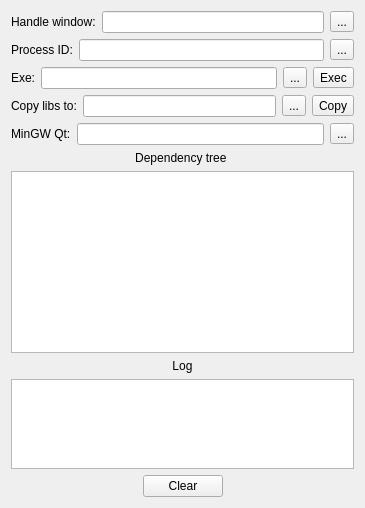
HardArchive/DLLCollector_recode, file mainwindow.ui: the form before one commit.
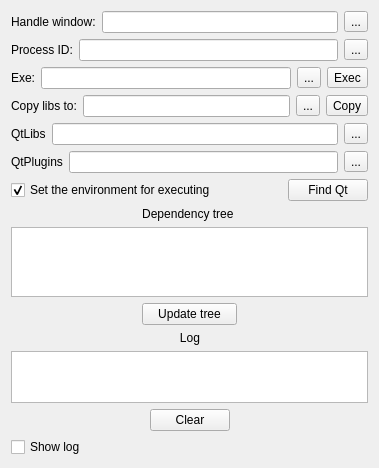
The form after the commit.

The edit to the form file:
```diff
--- a/mainwindow.ui
+++ b/mainwindow.ui
@@ -6,8 +6,8 @@
    <rect>
     <x>0</x>
     <y>0</y>
-    <width>365</width>
-    <height>508</height>
+    <width>379</width>
+    <height>463</height>
    </rect>
   </property>
   <property name="acceptDrops">
@@ -17,108 +17,90 @@
    <string>DLLCollector_recode 1.0</string>
   </property>
   <widget class="QWidget" name="centralWidget">
-   <layout class="QGridLayout" name="gridLayout_5">
-    <item row="2" column="0" colspan="3">
-     <widget class="QTreeWidget" name="treeWidget">
-      <property name="editTriggers">
-       <set>QAbstractItemView::NoEditTriggers</set>
-      </property>
-      <property name="columnCount">
-       <number>1</number>
-      </property>
-      <attribute name="headerVisible">
-       <bool>false</bool>
-      </attribute>
-      <column>
-       <property name="text">
-        <string notr="true">1</string>
-       </property>
-      </column>
-     </widget>
-    </item>
-    <item row="6" column="2">
-     <spacer name="horizontalSpacer">
-      <property name="orientation">
-       <enum>Qt::Horizontal</enum>
-      </property>
-      <property name="sizeHint" stdset="0">
+   <layout class="QGridLayout" name="gridLayout_2">
+    <item row="7" column="0">
+     <widget class="QWidget" name="widget_Log" native="true">
+      <property name="minimumSize">
        <size>
-        <width>40</width>
-        <height>20</height>
-       </size>
-      </property>
-     </spacer>
-    </item>
-    <item row="6" column="0">
-     <spacer name="horizontalSpacer_2">
-      <property name="orientation">
-       <enum>Qt::Horizontal</enum>
-      </property>
-      <property name="sizeHint" stdset="0">
-       <size>
-        <width>40</width>
-        <height>20</height>
-       </size>
-      </property>
-     </spacer>
-    </item>
-    <item row="6" column="1">
-     <widget class="QPushButton" name="pushButton_ClearLog">
-      <property name="text">
-       <string>Clear</string>
-      </property>
-     </widget>
-    </item>
-    <item row="5" column="0" colspan="3">
-     <widget class="QListWidget" name="listWidget_Log">
-      <property name="maximumSize">
-       <size>
-        <width>16777215</width>
+        <width>0</width>
         <height>100</height>
        </size>
       </property>
-      <property name="editTriggers">
-       <set>QAbstractItemView::NoEditTriggers</set>
-      </property>
+      <layout class="QGridLayout" name="gridLayout_4">
+       <property name="leftMargin">
+        <number>0</number>
+       </property>
+       <property name="topMargin">
+        <number>0</number>
+       </property>
+       <property name="rightMargin">
+        <number>0</number>
+       </property>
+       <property name="bottomMargin">
+        <number>0</number>
+       </property>
+       <property name="spacing">
+        <number>0</number>
+       </property>
+       <item row="0" column="0">
+        <layout class="QGridLayout" name="lay_Log">
+         <item row="0" column="1">
+          <widget class="QLabel" name="label_Log">
+           <property name="text">
+            <string>Log</string>
+           </property>
+           <property name="alignment">
+            <set>Qt::AlignCenter</set>
+           </property>
+          </widget>
+         </item>
+         <item row="1" column="0" colspan="3">
+          <widget class="QListWidget" name="listWidget_Log">
+           <property name="editTriggers">
+            <set>QAbstractItemView::NoEditTriggers</set>
+           </property>
+          </widget>
+         </item>
+         <item row="2" column="0">
+          <spacer name="horizontalSpacer">
+           <property name="orientation">
+            <enum>Qt::Horizontal</enum>
+           </property>
+           <property name="sizeHint" stdset="0">
+            <size>
+             <width>40</width>
+             <height>20</height>
+            </size>
+           </property>
+          </spacer>
+         </item>
+         <item row="2" column="1">
+          <widget class="QPushButton" name="pushButton_ClearLog">
+           <property name="text">
+            <string>Clear</string>
+           </property>
+          </widget>
+         </item>
+         <item row="2" column="2">
+          <spacer name="horizontalSpacer_2">
+           <property name="orientation">
+            <enum>Qt::Horizontal</enum>
+           </property>
+           <property name="sizeHint" stdset="0">
+            <size>
+             <width>40</width>
+             <height>20</height>
+            </size>
+           </property>
+          </spacer>
+         </item>
+        </layout>
+       </item>
+      </layout>
      </widget>
     </item>
-    <item row="1" column="0" colspan="3">
-     <widget class="QLabel" name="label_Dependency">
-      <property name="text">
-       <string>Dependency tree </string>
-      </property>
-      <property name="alignment">
-       <set>Qt::AlignCenter</set>
-      </property>
-     </widget>
-    </item>
-    <item row="0" column="0" colspan="3">
-     <layout class="QGridLayout" name="gridLayout_4">
-      <item row="4" column="0">
-       <layout class="QGridLayout" name="lay_mingwQt">
-        <item row="0" column="0">
-         <widget class="QLabel" name="label_Qt">
-          <property name="text">
-           <string>&lt;html&gt;&lt;head/&gt;&lt;body&gt;&lt;p&gt;MinGW Qt:&lt;/p&gt;&lt;/body&gt;&lt;/html&gt;</string>
-          </property>
-         </widget>
-        </item>
-        <item row="0" column="1">
-         <widget class="QLineEdit" name="lineEdit_Qt">
-          <property name="readOnly">
-           <bool>true</bool>
-          </property>
-         </widget>
-        </item>
-        <item row="0" column="2">
-         <widget class="QToolButton" name="toolButton_Qt">
-          <property name="text">
-           <string>...</string>
-          </property>
-         </widget>
-        </item>
-       </layout>
-      </item>
+    <item row="0" column="0">
+     <layout class="QGridLayout" name="gridLayout">
       <item row="0" column="0">
        <layout class="QGridLayout" name="lay_HWnd">
         <item row="0" column="0">
@@ -150,6 +132,31 @@
         </item>
        </layout>
       </item>
+      <item row="1" column="0">
+       <layout class="QGridLayout" name="lay_PID">
+        <item row="0" column="0">
+         <widget class="QLabel" name="label_PID">
+          <property name="text">
+           <string>&lt;html&gt;&lt;head/&gt;&lt;body&gt;&lt;p&gt;Process ID:&lt;/p&gt;&lt;/body&gt;&lt;/html&gt;</string>
+          </property>
+         </widget>
+        </item>
+        <item row="0" column="1">
+         <widget class="QLineEdit" name="lineEdit_PID">
+          <property name="readOnly">
+           <bool>true</bool>
+          </property>
+         </widget>
+        </item>
+        <item row="0" column="2">
+         <widget class="QToolButton" name="toolButton_PID">
+          <property name="text">
+           <string>...</string>
+          </property>
+         </widget>
+        </item>
+       </layout>
+      </item>
       <item row="2" column="0">
        <layout class="QGridLayout" name="lay_Exe">
         <item row="0" column="1">
@@ -182,31 +189,6 @@
         </item>
        </layout>
       </item>
-      <item row="1" column="0">
-       <layout class="QGridLayout" name="lay_PID">
-        <item row="0" column="0">
-         <widget class="QLabel" name="label_PID">
-          <property name="text">
-           <string>&lt;html&gt;&lt;head/&gt;&lt;body&gt;&lt;p&gt;Process ID:&lt;/p&gt;&lt;/body&gt;&lt;/html&gt;</string>
-          </property>
-         </widget>
-        </item>
-        <item row="0" column="1">
-         <widget class="QLineEdit" name="lineEdit_PID">
-          <property name="readOnly">
-           <bool>true</bool>
-          </property>
-         </widget>
-        </item>
-        <item row="0" column="2">
-         <widget class="QToolButton" name="toolButton_PID">
-          <property name="text">
-           <string>...</string>
-          </property>
-         </widget>
-        </item>
-       </layout>
-      </item>
       <item row="3" column="0">
        <layout class="QGridLayout" name="lay_Copy">
         <item row="0" column="2">
@@ -241,16 +223,166 @@
       </item>
      </layout>
     </item>
-    <item row="4" column="0" colspan="3">
-     <widget class="QLabel" name="label_Log">
+    <item row="8" column="0">
+     <widget class="QCheckBox" name="checkBox_Log">
       <property name="text">
-       <string>Log</string>
-      </property>
-      <property name="alignment">
-       <set>Qt::AlignCenter</set>
+       <string>Show log</string>
       </property>
      </widget>
     </item>
+    <item row="1" column="0">
+     <layout class="QGridLayout" name="lay_QtDir">
+      <item row="0" column="0">
+       <layout class="QGridLayout" name="lay_QtLibs">
+        <item row="0" column="2">
+         <widget class="QToolButton" name="toolButton_QtLibs">
+          <property name="text">
+           <string>...</string>
+          </property>
+         </widget>
+        </item>
+        <item row="0" column="0">
+         <widget class="QLabel" name="label_QtLibs">
+          <property name="text">
+           <string>QtLibs</string>
+          </property>
+         </widget>
+        </item>
+        <item row="0" column="1">
+         <widget class="QLineEdit" name="lineEdit_QtLibs">
+          <property name="readOnly">
+           <bool>true</bool>
+          </property>
+         </widget>
+        </item>
+       </layout>
+      </item>
+      <item row="1" column="0">
+       <layout class="QGridLayout" name="lay_QtPlugins">
+        <item row="0" column="0">
+         <widget class="QLabel" name="label_QtPlugins">
+          <property name="text">
+           <string>QtPlugins</string>
+          </property>
+         </widget>
+        </item>
+        <item row="0" column="1">
+         <widget class="QLineEdit" name="lineEdit_QtPlugins">
+          <property name="readOnly">
+           <bool>true</bool>
+          </property>
+         </widget>
+        </item>
+        <item row="0" column="2">
+         <widget class="QToolButton" name="toolButton_QtPlugins">
+          <property name="text">
+           <string>...</string>
+          </property>
+         </widget>
+        </item>
+       </layout>
+      </item>
+     </layout>
+    </item>
+    <item row="5" column="0">
+     <layout class="QGridLayout" name="lay_Tree">
+      <item row="2" column="0">
+       <spacer name="horizontalSpacer_3">
+        <property name="orientation">
+         <enum>Qt::Horizontal</enum>
+        </property>
+        <property name="sizeHint" stdset="0">
+         <size>
+          <width>40</width>
+          <height>20</height>
+         </size>
+        </property>
+       </spacer>
+      </item>
+      <item row="2" column="1">
+       <widget class="QPushButton" name="pushButton_Update">
+        <property name="text">
+         <string>Update tree</string>
+        </property>
+       </widget>
+      </item>
+      <item row="0" column="1">
+       <widget class="QLabel" name="label_Dependency">
+        <property name="text">
+         <string>Dependency tree </string>
+        </property>
+        <property name="alignment">
+         <set>Qt::AlignCenter</set>
+        </property>
+       </widget>
+      </item>
+      <item row="2" column="2">
+       <spacer name="horizontalSpacer_4">
+        <property name="orientation">
+         <enum>Qt::Horizontal</enum>
+        </property>
+        <property name="sizeHint" stdset="0">
+         <size>
+          <width>40</width>
+          <height>20</height>
+         </size>
+        </property>
+       </spacer>
+      </item>
+      <item row="1" column="0" colspan="3">
+       <widget class="QTreeWidget" name="treeWidget">
+        <property name="editTriggers">
+         <set>QAbstractItemView::NoEditTriggers</set>
+        </property>
+        <property name="columnCount">
+         <number>1</number>
+        </property>
+        <attribute name="headerVisible">
+         <bool>false</bool>
+        </attribute>
+        <column>
+         <property name="text">
+          <string notr="true">1</string>
+         </property>
+        </column>
+       </widget>
+      </item>
+     </layout>
+    </item>
+    <item row="2" column="0">
+     <layout class="QHBoxLayout" name="horizontalLayout">
+      <item>
+       <widget class="QCheckBox" name="envExec">
+        <property name="text">
+         <string>Set the environment for executing</string>
+        </property>
+        <property name="checked">
+         <bool>true</bool>
+        </property>
+       </widget>
+      </item>
+      <item>
+       <spacer name="horizontalSpacer_5">
+        <property name="orientation">
+         <enum>Qt::Horizontal</enum>
+        </property>
+        <property name="sizeHint" stdset="0">
+         <size>
+          <width>40</width>
+          <height>20</height>
+         </size>
+        </property>
+       </spacer>
+      </item>
+      <item>
+       <widget class="QPushButton" name="pushButton_FindQt">
+        <property name="text">
+         <string>Find Qt</string>
+        </property>
+       </widget>
+      </item>
+     </layout>
+    </item>
    </layout>
   </widget>
  </widget>
```
